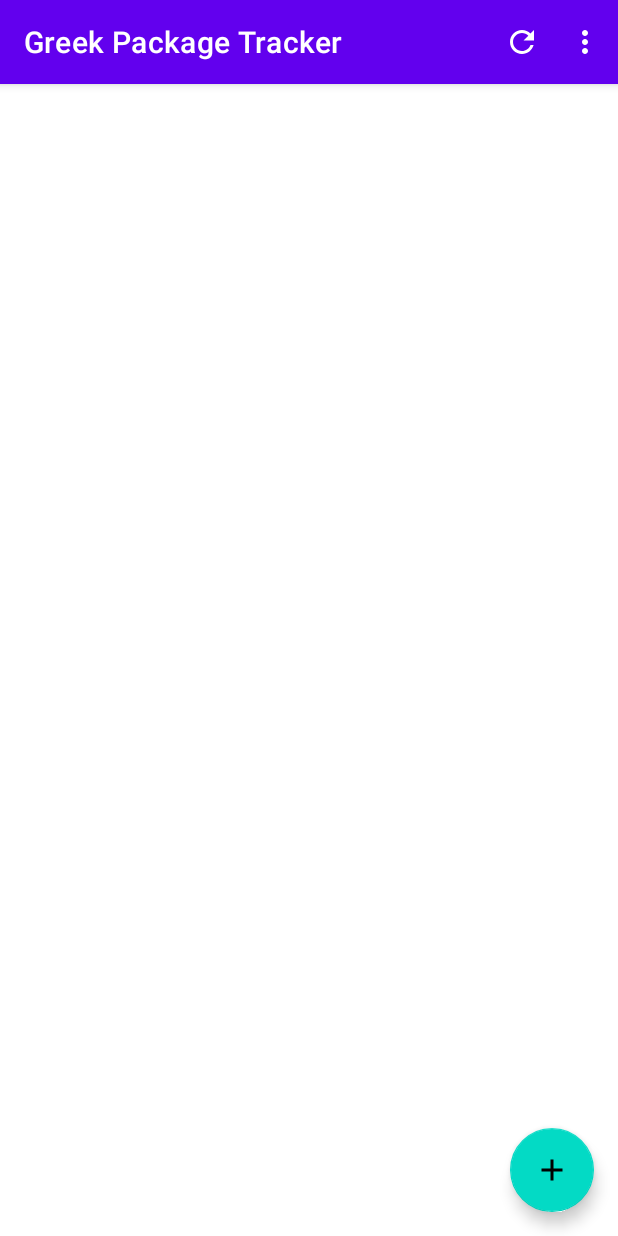
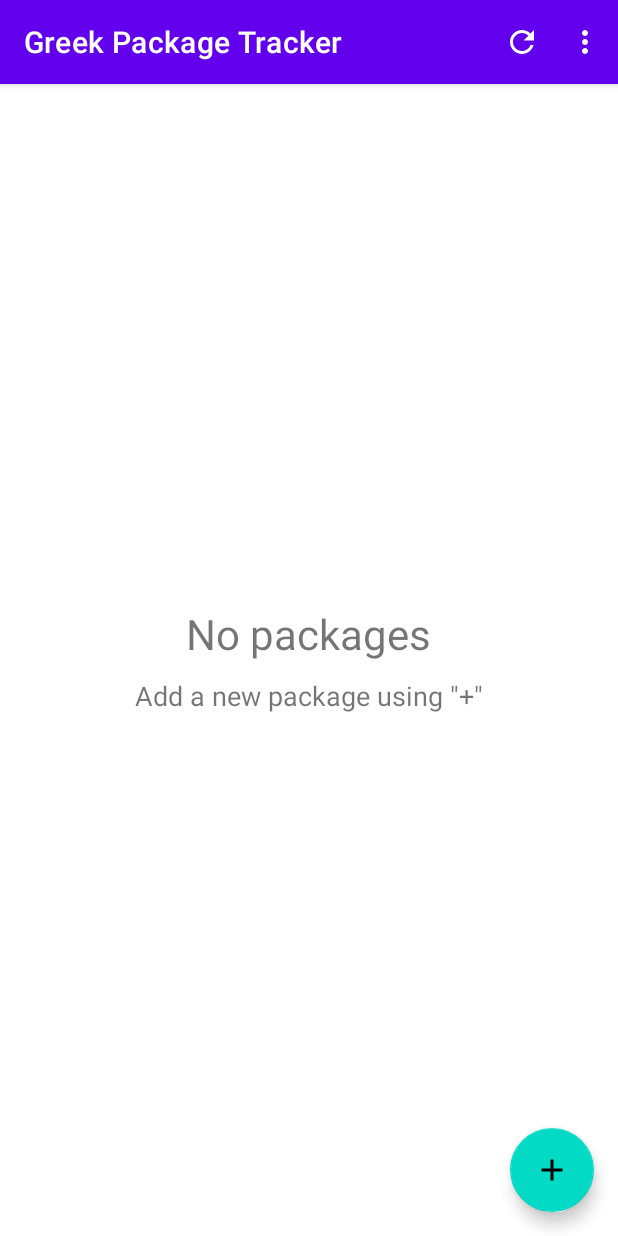
Before and after one commit to spgrvl/package-tracker-app, an Android app: the screen it shows after launch (MainActivity), on a phone screen of 412 x 824 dp. Run offline under Robolectric (Android 15) with nearby library versions, the phone set to English and light mode, and no system bars.

Commit message:
Added informational textviews for when recyclerviews are empty. Fixed bug that would cause crash if a tracking number would not match any of the supported carriers.

```diff
--- a/app/build.gradle
+++ b/app/build.gradle
@@ -10,8 +10,8 @@ android {
         applicationId "com.spgrvl.packagetracker"
         minSdkVersion 24
         targetSdkVersion 30
-        versionCode 30
-        versionName "1.14"
+        versionCode 31
+        versionName "1.15"
 
         testInstrumentationRunner "androidx.test.runner.AndroidJUnitRunner"
     }
--- a/app/src/main/java/com/spgrvl/packagetracker/MainActivity.java
+++ b/app/src/main/java/com/spgrvl/packagetracker/MainActivity.java
@@ -23,6 +23,7 @@ import android.widget.Toast;
 import com.google.android.material.floatingactionbutton.FloatingActionButton;
 
 import java.util.ArrayList;
+import java.util.List;
 import java.util.Objects;
 import java.util.regex.Matcher;
 import java.util.regex.Pattern;
@@ -98,7 +99,13 @@ public class MainActivity extends AppCompatActivity implements SwipeRefreshLayou
     }
 
     private void showTrackingOnRecyclerView() {
-        adapter = new CustomIndexListAdapter(MainActivity.this, databaseHelper.getAllTracking());
+        List<TrackingIndexModel> allTracking = databaseHelper.getAllTracking();
+        if (allTracking.size() == 0) {
+            findViewById(R.id.empty_layout).setVisibility(View.VISIBLE);
+        } else {
+            findViewById(R.id.empty_layout).setVisibility(View.GONE);
+        }
+        adapter = new CustomIndexListAdapter(MainActivity.this, allTracking);
         trackingNumbersRv.setAdapter(adapter);
     }
 
--- a/app/src/main/java/com/spgrvl/packagetracker/UpdateTrackingDetails.java
+++ b/app/src/main/java/com/spgrvl/packagetracker/UpdateTrackingDetails.java
@@ -114,7 +114,7 @@ public class UpdateTrackingDetails {
             cardTitle = doc.getElementsByClass("card-title");
             cardSubtitleClass = doc.getElementsByClass("card-subtitle text-muted mb-0 pt-1");
 
-            for (int i = 0; i < cardTitle.size()-1; i++) {
+            for (int i = 0; i < cardTitle.size() - 1; i++) {
                 String cardSubtitle = cardSubtitleClass.get(i).child(0).text();
                 detailsList.add(new TrackingDetailsModel(cardTitle.get(i).text(),
                         cardSubtitle.split(", ")[0],
@@ -211,7 +211,7 @@ public class UpdateTrackingDetails {
 
     protected boolean getWebsite() {
         Thread t = new Thread(() -> {
-            ArrayList<TrackingDetailsModel> detailsList = null;
+            ArrayList<TrackingDetailsModel> detailsList = new ArrayList<>();
 
             String carrier = detectCarrier();
             if (carrier != null) {
--- a/app/src/main/res/layout/activity_main.xml
+++ b/app/src/main/res/layout/activity_main.xml
@@ -36,4 +36,27 @@
 
     </androidx.swiperefreshlayout.widget.SwipeRefreshLayout>
 
+    <LinearLayout
+        android:id="@+id/empty_layout"
+        android:layout_width="match_parent"
+        android:layout_height="match_parent"
+        android:gravity="center"
+        android:orientation="vertical"
+        android:visibility="gone">
+
+        <TextView
+            android:layout_width="wrap_content"
+            android:layout_height="wrap_content"
+            android:text="@string/no_packages"
+            android:textSize="28sp" />
+
+        <TextView
+            android:layout_width="wrap_content"
+            android:layout_height="wrap_content"
+            android:layout_marginTop="10dp"
+            android:text="@string/no_packages_instructions"
+            android:textSize="18sp" />
+
+    </LinearLayout>
+
 </RelativeLayout>
--- a/app/src/main/res/values/strings.xml
+++ b/app/src/main/res/values/strings.xml
@@ -58,6 +58,9 @@
     <string name="one_item_selected">1 item selected</string>
     <string name="multiple_items_selected">%1$d items selected</string>
     <string name="action_failed_invalid_tracking">This action could not be performed due to invalid tracking number</string>
+    <string name="no_packages">No packages</string>
+    <string name="no_packages_instructions">Add a new package using \"+\"</string>
+    <string name="no_status_information">No status information available yet</string>
 
     <string-array name="notif_interval_pref_entries">
         <item>15 minutes</item>
```
Also changed, not shown: app/src/main/java/com/spgrvl/packagetracker/PackageDetailsActivity.java (+9 -1 lines), app/src/main/res/layout/activity_tracking_details.xml (+9 -0 lines), 1 other file.
